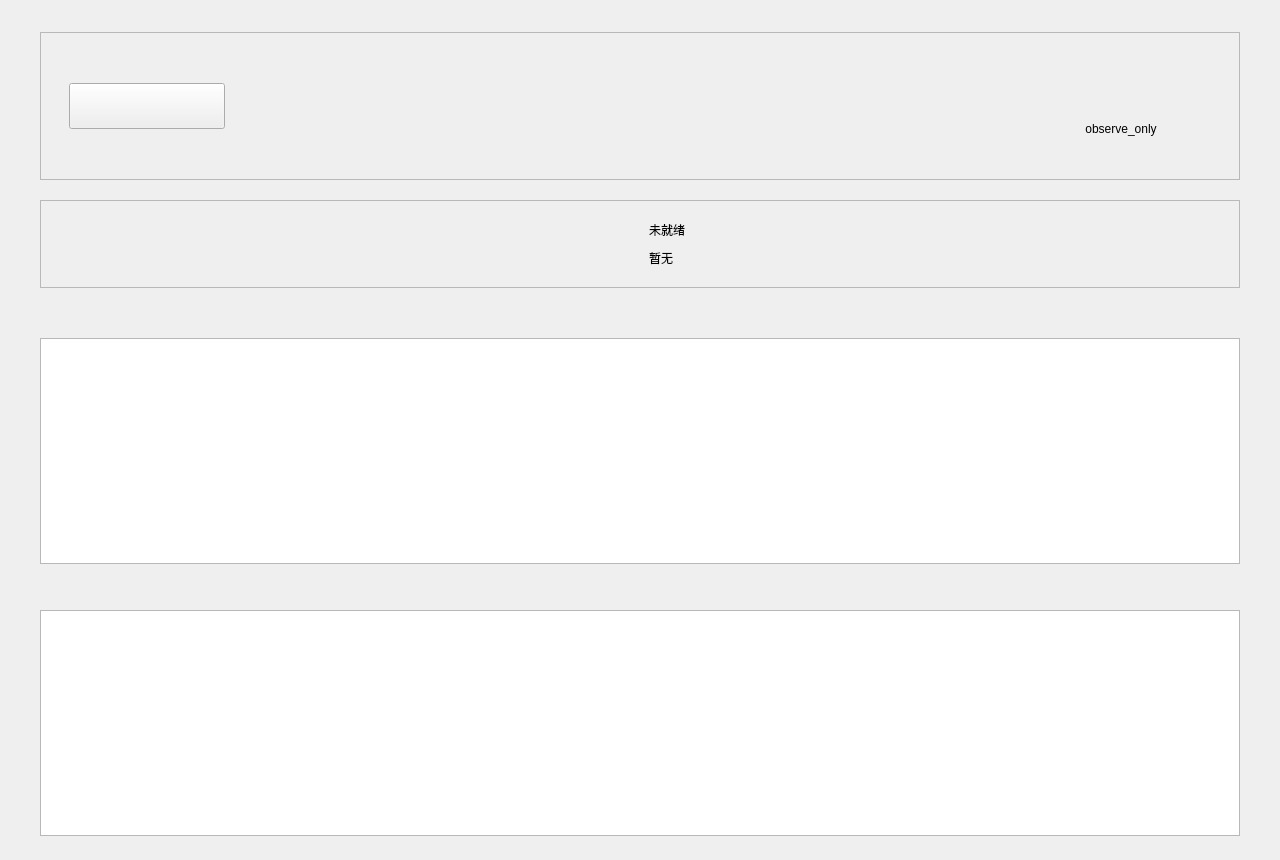
Old version of the form UI/Forms/PlatformDiagnosticsPage.ui in the repository Chengzeqian/medicalpro.
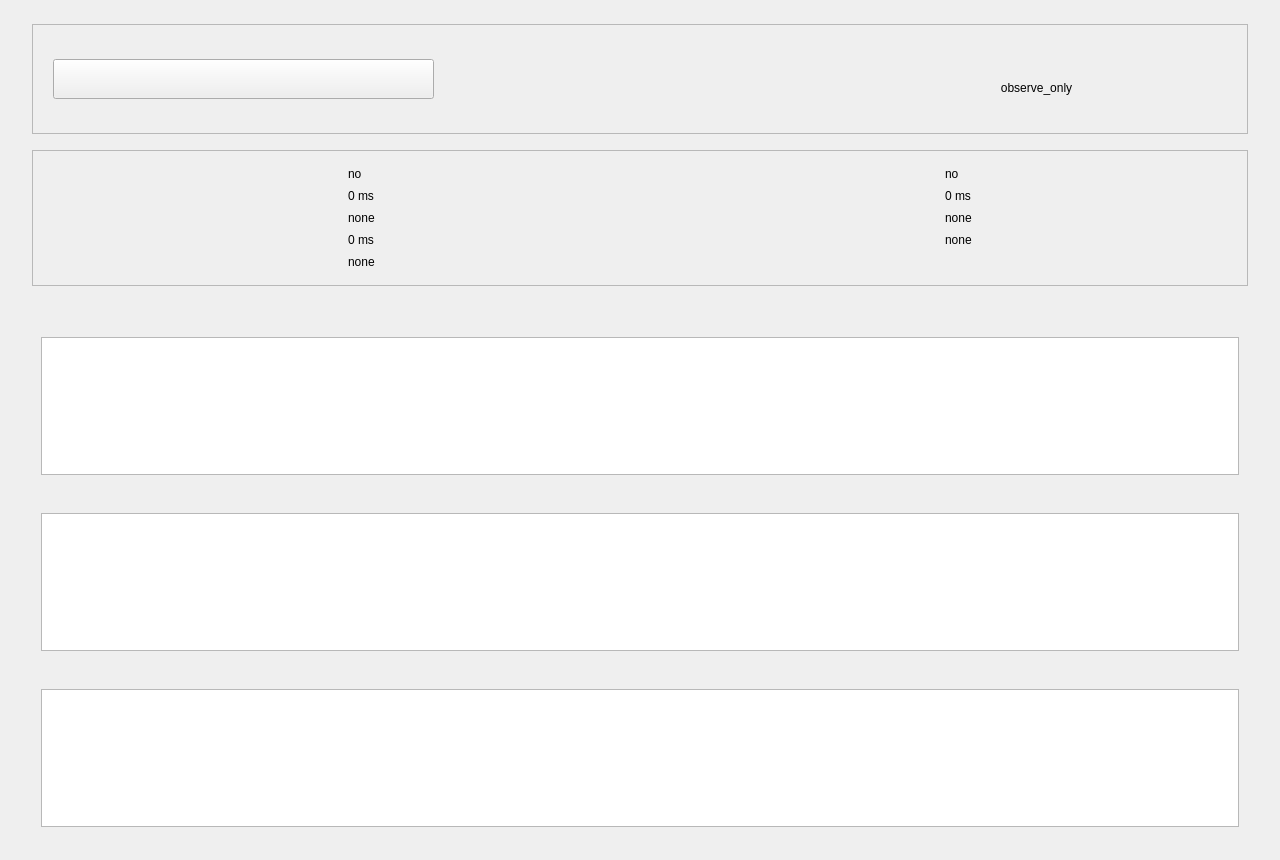
New version of the form.

Commit message: feat: complete platform diagnostics page matrix

Diff of the .ui file:
```diff
--- a/UI/Forms/PlatformDiagnosticsPage.ui
+++ b/UI/Forms/PlatformDiagnosticsPage.ui
@@ -15,56 +15,47 @@
   </property>
   <layout class="QVBoxLayout" name="mainLayout">
    <property name="spacing">
-    <number>20</number>
+    <number>16</number>
    </property>
    <property name="leftMargin">
-    <number>40</number>
+    <number>32</number>
    </property>
    <property name="topMargin">
-    <number>32</number>
+    <number>24</number>
    </property>
    <property name="rightMargin">
-    <number>40</number>
+    <number>32</number>
    </property>
    <property name="bottomMargin">
     <number>24</number>
    </property>
    <item>
     <widget class="QFrame" name="headerFrame">
-     <property name="minimumSize">
-      <size>
-       <width>0</width>
-       <height>148</height>
-      </size>
-     </property>
      <property name="frameShape">
       <enum>QFrame::StyledPanel</enum>
      </property>
-     <property name="frameShadow">
-      <enum>QFrame::Raised</enum>
-     </property>
      <layout class="QHBoxLayout" name="headerLayout">
       <property name="spacing">
-       <number>22</number>
+       <number>16</number>
       </property>
       <property name="leftMargin">
-       <number>28</number>
+       <number>20</number>
       </property>
       <property name="topMargin">
-       <number>24</number>
+       <number>16</number>
       </property>
       <property name="rightMargin">
-       <number>28</number>
+       <number>20</number>
       </property>
       <property name="bottomMargin">
-       <number>24</number>
+       <number>16</number>
       </property>
       <item>
        <widget class="QPushButton" name="backButton">
         <property name="minimumSize">
          <size>
-          <width>156</width>
-          <height>46</height>
+          <width>160</width>
+          <height>40</height>
          </size>
         </property>
         <property name="cursor">
@@ -76,55 +67,35 @@
        </widget>
       </item>
       <item>
-       <widget class="QWidget" name="titleContainer">
-        <property name="sizePolicy">
-         <sizepolicy hsizetype="Expanding" vsizetype="Preferred">
-          <horstretch>1</horstretch>
-          <verstretch>0</verstretch>
-         </sizepolicy>
+       <layout class="QVBoxLayout" name="titleLayout">
+        <property name="spacing">
+         <number>6</number>
         </property>
-        <layout class="QVBoxLayout" name="titleLayout">
-         <property name="spacing">
-          <number>8</number>
-         </property>
-         <property name="leftMargin">
-          <number>0</number>
-         </property>
-         <property name="topMargin">
-          <number>0</number>
-         </property>
-         <property name="rightMargin">
-          <number>0</number>
-         </property>
-         <property name="bottomMargin">
-          <number>0</number>
-         </property>
-         <item>
-          <widget class="QLabel" name="eyebrowLabel">
-           <property name="text">
-            <string/>
-           </property>
-          </widget>
-         </item>
-         <item>
-          <widget class="QLabel" name="titleLabel">
-           <property name="text">
-            <string/>
-           </property>
-          </widget>
-         </item>
-         <item>
-          <widget class="QLabel" name="subtitleLabel">
-           <property name="wordWrap">
-            <bool>true</bool>
-           </property>
-           <property name="text">
-            <string/>
-           </property>
-          </widget>
-         </item>
-        </layout>
-       </widget>
+        <item>
+         <widget class="QLabel" name="eyebrowLabel">
+          <property name="text">
+           <string/>
+          </property>
+         </widget>
+        </item>
+        <item>
+         <widget class="QLabel" name="titleLabel">
+          <property name="text">
+           <string/>
+          </property>
+         </widget>
+        </item>
+        <item>
+         <widget class="QLabel" name="subtitleLabel">
+          <property name="text">
+           <string/>
+          </property>
+          <property name="wordWrap">
+           <bool>true</bool>
+          </property>
+         </widget>
+        </item>
+       </layout>
       </item>
       <item>
        <widget class="QFrame" name="runtimeModeFrame">
@@ -133,19 +104,7 @@
         </property>
         <layout class="QVBoxLayout" name="runtimeModeLayout">
          <property name="spacing">
-          <number>6</number>
-         </property>
-         <property name="leftMargin">
-          <number>0</number>
-         </property>
-         <property name="topMargin">
-          <number>0</number>
-         </property>
-         <property name="rightMargin">
-          <number>0</number>
-         </property>
-         <property name="bottomMargin">
-          <number>0</number>
+          <number>4</number>
          </property>
          <item>
           <widget class="QLabel" name="runtimeModeCaptionLabel">
@@ -162,7 +121,7 @@
            <property name="minimumSize">
             <size>
              <width>180</width>
-             <height>52</height>
+             <height>40</height>
             </size>
            </property>
            <property name="alignment">
@@ -186,22 +145,22 @@
      </property>
      <layout class="QGridLayout" name="overviewLayout">
       <property name="horizontalSpacing">
-       <number>18</number>
+       <number>12</number>
       </property>
       <property name="verticalSpacing">
-       <number>10</number>
+       <number>8</number>
       </property>
       <property name="leftMargin">
-       <number>24</number>
+       <number>16</number>
       </property>
       <property name="topMargin">
-       <number>20</number>
+       <number>16</number>
       </property>
       <property name="rightMargin">
-       <number>24</number>
+       <number>16</number>
       </property>
       <property name="bottomMargin">
-       <number>20</number>
+       <number>16</number>
       </property>
       <item row="0" column="0">
        <widget class="QLabel" name="frameworkReadyCaptionLabel">
@@ -213,25 +172,123 @@
       <item row="0" column="1">
        <widget class="QLabel" name="frameworkReadyValueLabel">
         <property name="text">
-         <string>未就绪</string>
+         <string>no</string>
+        </property>
+       </widget>
+      </item>
+      <item row="0" column="2">
+       <widget class="QLabel" name="platformReadyCaptionLabel">
+        <property name="text">
+         <string/>
+        </property>
+       </widget>
+      </item>
+      <item row="0" column="3">
+       <widget class="QLabel" name="platformReadyValueLabel">
+        <property name="text">
+         <string>no</string>
         </property>
        </widget>
       </item>
       <item row="1" column="0">
-       <widget class="QLabel" name="recoveryHintsCaptionLabel">
+       <widget class="QLabel" name="startupReadyPathCaptionLabel">
         <property name="text">
          <string/>
         </property>
        </widget>
       </item>
       <item row="1" column="1">
+       <widget class="QLabel" name="startupReadyPathValueLabel">
+        <property name="text">
+         <string>0 ms</string>
+        </property>
+       </widget>
+      </item>
+      <item row="1" column="2">
+       <widget class="QLabel" name="warmupTailCaptionLabel">
+        <property name="text">
+         <string/>
+        </property>
+       </widget>
+      </item>
+      <item row="1" column="3">
+       <widget class="QLabel" name="warmupTailValueLabel">
+        <property name="text">
+         <string>0 ms</string>
+        </property>
+       </widget>
+      </item>
+      <item row="2" column="0">
+       <widget class="QLabel" name="blockingPointCaptionLabel">
+        <property name="text">
+         <string/>
+        </property>
+       </widget>
+      </item>
+      <item row="2" column="1">
+       <widget class="QLabel" name="blockingPointValueLabel">
+        <property name="text">
+         <string>none</string>
+        </property>
+       </widget>
+      </item>
+      <item row="2" column="2">
+       <widget class="QLabel" name="failurePointCaptionLabel">
+        <property name="text">
+         <string/>
+        </property>
+       </widget>
+      </item>
+      <item row="2" column="3">
+       <widget class="QLabel" name="failurePointValueLabel">
+        <property name="text">
+         <string>none</string>
+        </property>
+       </widget>
+      </item>
+      <item row="3" column="0">
+       <widget class="QLabel" name="fullObservedStartupCaptionLabel">
+        <property name="text">
+         <string/>
+        </property>
+       </widget>
+      </item>
+      <item row="3" column="1">
+       <widget class="QLabel" name="fullObservedStartupValueLabel">
+        <property name="text">
+         <string>0 ms</string>
+        </property>
+       </widget>
+      </item>
+      <item row="3" column="2">
+       <widget class="QLabel" name="slowestPluginCaptionLabel">
+        <property name="text">
+         <string/>
+        </property>
+       </widget>
+      </item>
+      <item row="3" column="3">
+       <widget class="QLabel" name="slowestPluginValueLabel">
+        <property name="text">
+         <string>none</string>
+        </property>
+       </widget>
+      </item>
+      <item row="4" column="0">
+       <widget class="QLabel" name="recoveryHintsCaptionLabel">
+        <property name="text">
+         <string/>
+        </property>
+       </widget>
+      </item>
+      <item row="4" column="1" colspan="3">
        <widget class="QLabel" name="recoveryHintsValueLabel">
+        <property name="text">
+         <string>none</string>
+        </property>
         <property name="wordWrap">
          <bool>true</bool>
         </property>
-        <property name="text">
-         <string>暂无</string>
-        </property>
        </widget>
       </item>
      </layout>
@@ -244,20 +301,18 @@
      </property>
      <layout class="QVBoxLayout" name="tablesLayout">
       <property name="spacing">
-       <number>16</number>
+       <number>12</number>
       </property>
-      <property name="leftMargin">
-       <number>0</number>
-      </property>
-      <property name="topMargin">
-       <number>0</number>
-      </property>
-      <property name="rightMargin">
-       <number>0</number>
-      </property>
-      <property name="bottomMargin">
-       <number>0</number>
-      </property>
+      <item>
+       <widget class="QLabel" name="problemTableTitleLabel">
+        <property name="text">
+         <string/>
+        </property>
+       </widget>
+      </item>
+      <item>
+       <widget class="QTableWidget" name="problemTableWidget"/>
+      </item>
       <item>
        <widget class="QLabel" name="pluginTableTitleLabel">
         <property name="text">
```
Left out of the diff: 12 changed lines with no effect on the pictures. The commit also changes 7 other files.
